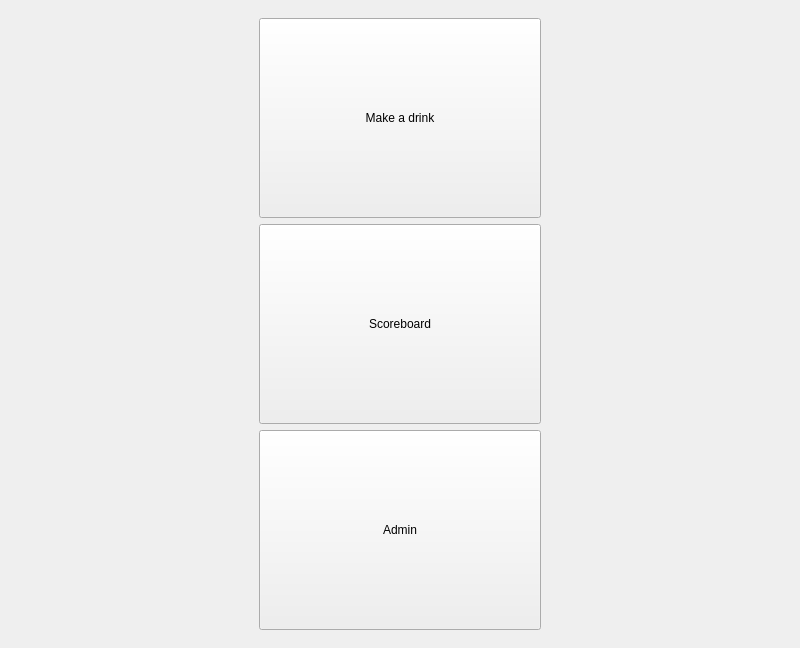
marso329/DrinkRobot, file ui/mainwindow.ui: the form before one commit.
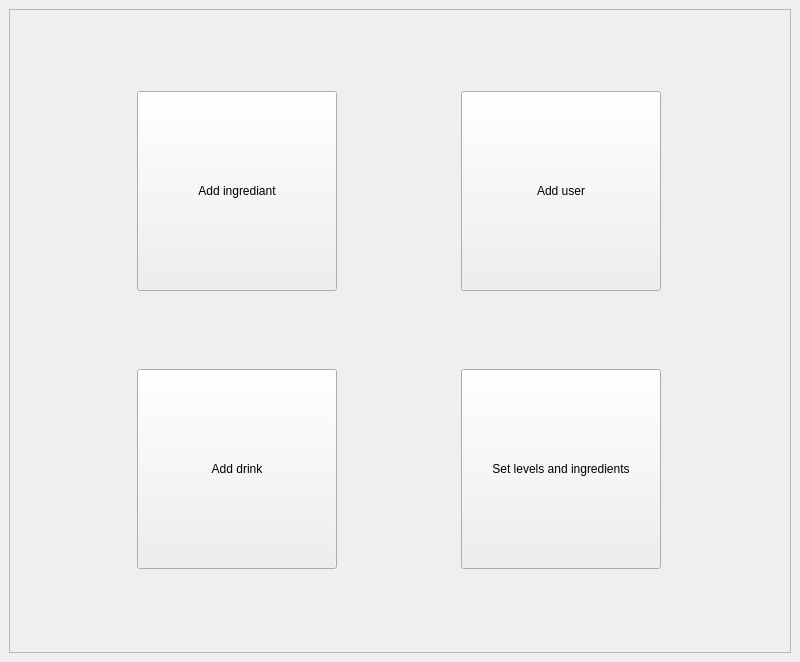
The form after the commit. The open tabs and pages were chosen to show the change. Icons and pictures are not drawn. Custom widgets are drawn as their Qt base class.

```diff
--- a/ui/mainwindow.ui
+++ b/ui/mainwindow.ui
@@ -7,7 +7,7 @@
     <x>0</x>
     <y>0</y>
     <width>800</width>
-    <height>600</height>
+    <height>662</height>
    </rect>
   </property>
   <property name="windowTitle">
@@ -100,7 +100,7 @@
          <widget class="QFrame" name="frame">
           <property name="maximumSize">
            <size>
-            <width>300</width>
+            <width>16777215</width>
             <height>16777215</height>
            </size>
           </property>
@@ -115,12 +115,18 @@
           </property>
           <layout class="QGridLayout" name="gridLayout_3">
            <item row="0" column="0">
-            <layout class="QVBoxLayout" name="verticalLayout">
-             <item>
-              <widget class="QPushButton" name="pushButton">
+            <layout class="QGridLayout" name="gridLayout_7">
+             <item row="0" column="0">
+              <widget class="QPushButton" name="make_a_drink">
                <property name="minimumSize">
                 <size>
-                 <width>0</width>
+                 <width>200</width>
+                 <height>200</height>
+                </size>
+               </property>
+               <property name="maximumSize">
+                <size>
+                 <width>200</width>
                  <height>200</height>
                 </size>
                </property>
@@ -132,7 +138,7 @@
                </property>
               </widget>
              </item>
-             <item>
+             <item row="1" column="0">
               <spacer name="verticalSpacer">
                <property name="orientation">
                 <enum>Qt::Vertical</enum>
@@ -145,11 +151,17 @@
                </property>
               </spacer>
              </item>
-             <item>
-              <widget class="QPushButton" name="pushButton_2">
+             <item row="2" column="0">
+              <widget class="QPushButton" name="scoreboard">
                <property name="minimumSize">
                 <size>
-                 <width>0</width>
+                 <width>200</width>
+                 <height>200</height>
+                </size>
+               </property>
+               <property name="maximumSize">
+                <size>
+                 <width>200</width>
                  <height>200</height>
                 </size>
                </property>
@@ -161,7 +173,7 @@
                </property>
               </widget>
              </item>
-             <item>
+             <item row="3" column="0">
               <spacer name="verticalSpacer_2">
                <property name="orientation">
                 <enum>Qt::Vertical</enum>
@@ -174,11 +186,17 @@
                </property>
               </spacer>
              </item>
-             <item>
-              <widget class="QPushButton" name="pushButton_3">
+             <item row="4" column="0">
+              <widget class="QPushButton" name="admin">
                <property name="minimumSize">
                 <size>
-                 <width>0</width>
+                 <width>200</width>
+                 <height>200</height>
+                </size>
+               </property>
+               <property name="maximumSize">
+                <size>
+                 <width>200</width>
                  <height>200</height>
                 </size>
                </property>
@@ -197,6 +215,104 @@
         </item>
        </layout>
       </widget>
+      <widget class="QWidget" name="page_3">
+       <layout class="QGridLayout" name="gridLayout_6">
+        <item row="0" column="0">
+         <widget class="QFrame" name="frame_2">
+          <property name="maximumSize">
+           <size>
+            <width>16777215</width>
+            <height>16777215</height>
+           </size>
+          </property>
+          <property name="frameShape">
+           <enum>QFrame::StyledPanel</enum>
+          </property>
+          <property name="frameShadow">
+           <enum>QFrame::Raised</enum>
+          </property>
+          <layout class="QGridLayout" name="gridLayout_5">
+           <item row="0" column="0">
+            <widget class="QPushButton" name="add_ingredient">
+             <property name="minimumSize">
+              <size>
+               <width>200</width>
+               <height>200</height>
+              </size>
+             </property>
+             <property name="maximumSize">
+              <size>
+               <width>200</width>
+               <height>200</height>
+              </size>
+             </property>
+             <property name="text">
+              <string>Add ingrediant</string>
+             </property>
+            </widget>
+           </item>
+           <item row="0" column="1">
+            <widget class="QPushButton" name="add_user">
+             <property name="minimumSize">
+              <size>
+               <width>200</width>
+               <height>200</height>
+              </size>
+             </property>
+             <property name="maximumSize">
+              <size>
+               <width>200</width>
+               <height>200</height>
+              </size>
+             </property>
+             <property name="text">
+              <string>Add user</string>
+             </property>
+            </widget>
+           </item>
+           <item row="1" column="0">
+            <widget class="QPushButton" name="add_drink">
+             <property name="minimumSize">
+              <size>
+               <width>200</width>
+               <height>200</height>
+              </size>
+             </property>
+             <property name="maximumSize">
+              <size>
+               <width>200</width>
+               <height>200</height>
+              </size>
+             </property>
+             <property name="text">
+              <string>Add drink</string>
+             </property>
+            </widget>
+           </item>
+           <item row="1" column="1">
+            <widget class="QPushButton" name="set_levels">
+             <property name="minimumSize">
+              <size>
+               <width>200</width>
+               <height>200</height>
+              </size>
+             </property>
+             <property name="maximumSize">
+              <size>
+               <width>200</width>
+               <height>200</height>
+              </size>
+             </property>
+             <property name="text">
+              <string>Set levels and ingredients</string>
+             </property>
+            </widget>
+           </item>
+          </layout>
+         </widget>
+        </item>
+       </layout>
+      </widget>
      </widget>
     </item>
    </layout>
```
Left out of the diff: 3 changed lines with no effect on the pictures.
